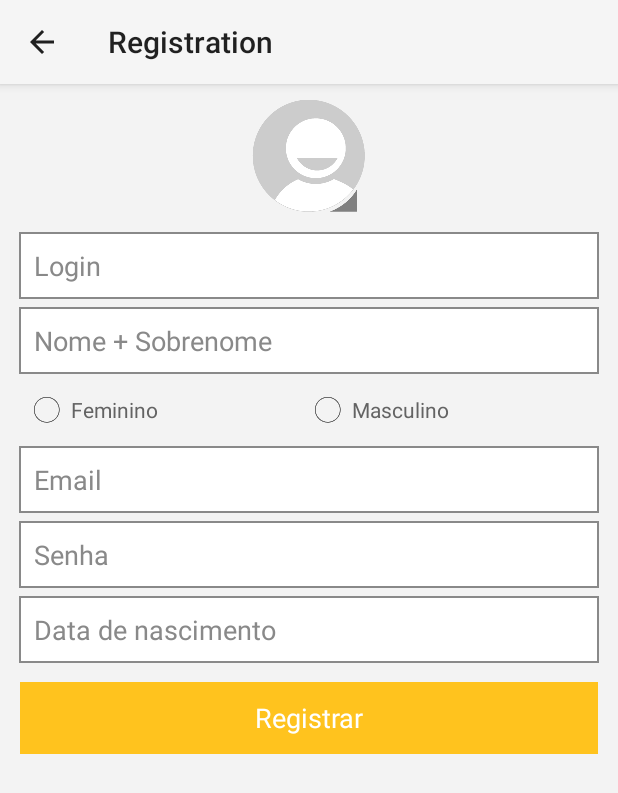
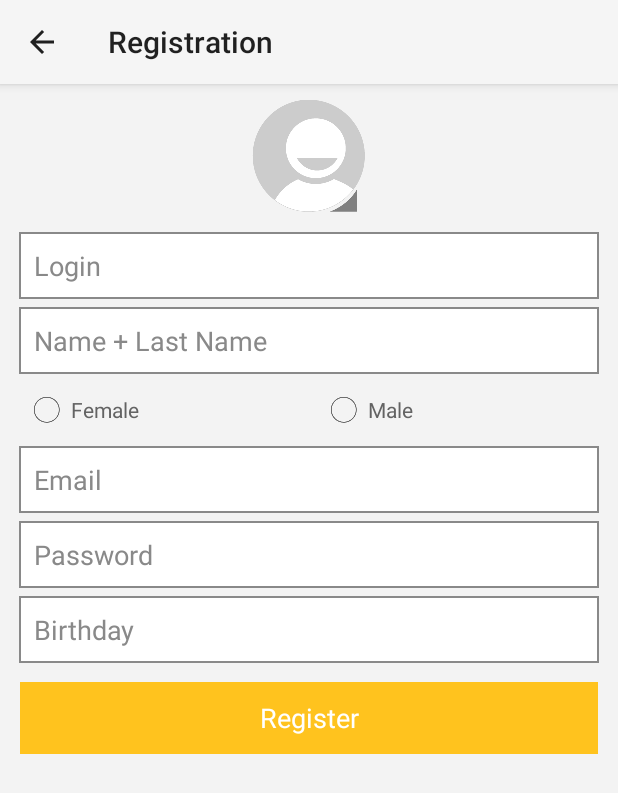
Before and after one commit to uWant-Brazil/uWant-Android, an Android app: the RegisterActivity screen opened directly, with no data from a screen before it, on a phone screen of 412 x 824 dp. Shown: the top 793 px of the screen. Run offline under Robolectric (Android 15) with nearby library versions, the phone set to English and light mode, and no system bars; our stand-ins replace Picasso; pictures from the network do not load.

Commit message:
Refactor @ Resources
Refatoração dos resources de todas as telas e textos.

```diff
--- a/app/src/main/AndroidManifest.xml
+++ b/app/src/main/AndroidManifest.xml
@@ -24,7 +24,7 @@
         <activity
             android:name=".flow.AuthenticationActivity"
             android:theme="@style/uWant.NoActionBar"
-            android:windowSoftInputMode="stateHidden"
+            android:windowSoftInputMode="stateHidden|adjustPan"
             android:label="@string/app_name">
         </activity>
         <activity
@@ -39,7 +39,9 @@
             android:icon="@drawable/ic_action_uwant"
             android:theme="@style/AppThemeActionBar"
             android:name="com.facebook.LoginActivity"/>
-        <meta-data android:name="com.facebook.sdk.ApplicationId" android:value="@string/app_id"/>
+        <meta-data
+            android:name="com.facebook.sdk.ApplicationId"
+            android:value="@string/app_id"/>
     </application>
 
 </manifest>
--- a/app/src/main/res/layout/activity_register.xml
+++ b/app/src/main/res/layout/activity_register.xml
@@ -38,7 +38,7 @@
             android:layout_width="match_parent"
             android:layout_height="wrap_content"
             style="@style/UWEditText"
-            android:hint="Login"
+            android:hint="@string/text_login"
             android:layout_margin="2.5dp"
             android:imeOptions="actionNext"
             android:id="@+id/register_editText_login" />
@@ -50,7 +50,7 @@
             android:imeOptions="actionNext"
             style="@style/UWEditText"
             android:layout_margin="2.5dp"
-            android:hint="Nome + Sobrenome"
+            android:hint="@string/text_name_plus_last_name"
             android:ems="10"
             android:id="@+id/register_editText_name"
             android:layout_gravity="center_horizontal" />
@@ -69,7 +69,7 @@
                 android:layout_weight="1"
                 android:layout_width="wrap_content"
                 android:layout_height="wrap_content"
-                android:text="Feminino"
+                android:text="@string/text_female"
                 android:textColor="@color/GRAY_TEXT"
                 android:id="@+id/register_radioButton_female" />
 
@@ -77,7 +77,7 @@
                 android:layout_weight="1"
                 android:layout_width="wrap_content"
                 android:layout_height="wrap_content"
-                android:text="Masculino"
+                android:text="@string/text_male"
                 android:id="@+id/register_radioButton_male"
                 android:textColor="@color/GRAY_TEXT"
                 android:layout_gravity="center_horizontal" />
@@ -90,7 +90,7 @@
             android:inputType="textEmailAddress"
             android:ems="10"
             style="@style/UWEditText"
-            android:hint="Email"
+            android:hint="@string/text_email"
             android:imeOptions="actionNext"
             android:layout_margin="2.5dp"
             android:id="@+id/register_editText_mail"
@@ -101,7 +101,7 @@
             android:layout_height="wrap_content"
             android:inputType="textPassword"
             android:ems="10"
-            android:hint="Senha"
+            android:hint="@string/text_password"
             android:imeOptions="actionNext"
             style="@style/UWEditText"
             android:layout_margin="2.5dp"
@@ -114,7 +114,7 @@
             android:inputType="date"
             android:ems="10"
             style="@style/UWEditText"
-            android:hint="Data de nascimento"
+            android:hint="@string/text_birthday"
             android:layout_margin="2.5dp"
             android:imeOptions="actionDone"
             android:id="@+id/register_editText_birthday"
@@ -123,7 +123,7 @@
         <Button
             android:layout_width="match_parent"
             android:layout_height="wrap_content"
-            android:text="Registrar"
+            android:text="@string/text_register"
             android:background="@color/YELLOW"
             android:textColor="@color/WHITE"
             android:layout_marginLeft="3dp"
--- a/app/src/main/res/values/strings.xml
+++ b/app/src/main/res/values/strings.xml
@@ -15,10 +15,21 @@
     <string name="text_field_all_fields_correctly">Enter all fields correctly.</string>
     <string name="text_ok">Ok</string>
     <string name="text_register_congratulations">Congratulations, your registration was successful.<br/>Please perform a login to access the uWant!</string>
-    <string name="text_cancel">Cancelar</string>
-    <string name="text_ask_before_cancel_registration">Você deseja realmente cancelar o processo de cadastro no uWant?</string>
-    <string name="text_yes">Sim</string>
-    <string name="text_no">Não</string>
+    <string name="text_cancel">Cencel</string>
+    <string name="text_ask_before_cancel_registration">Do you really want to cancel the registration process in uWant?</string>
+    <string name="text_yes">Yes</string>
+    <string name="text_no">No</string>
+    <string name="text_login">Login</string>
+    <string name="text_password">Password</string>
+    <string name="text_enter">Sign-in</string>
+    <string name="text_register">Register</string>
+    <string name="text_forgot_your_password">Forgot your password?</string>
+    <string name="text_enter_with_facebook">Sign-in with Facebook</string>
+    <string name="text_name_plus_last_name">Name + Last Name</string>
+    <string name="text_female">Female</string>
+    <string name="text_male">Male</string>
+    <string name="text_email">Email</string>
+    <string name="text_birthday">Birthday</string>
 
     <array name="options_register_picture">
         <item>Open from gallery</item>
```
Also changed, not shown: app/src/main/res/layout/activity_authentication.xml (+6 -6 lines), 2 other files.
